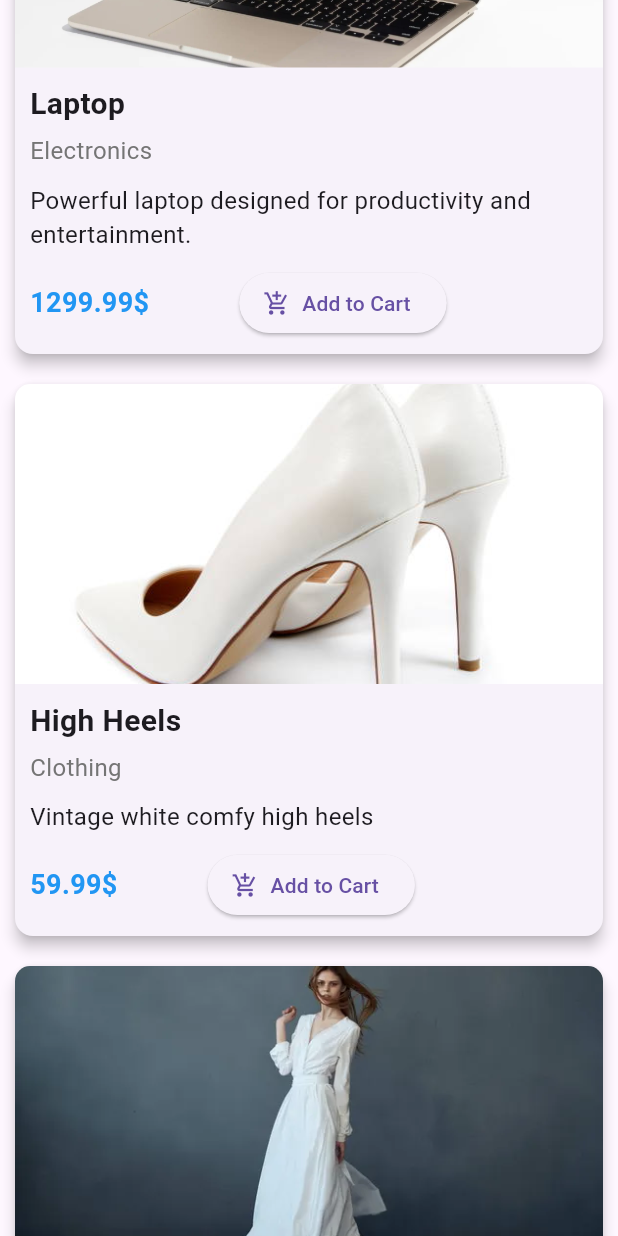
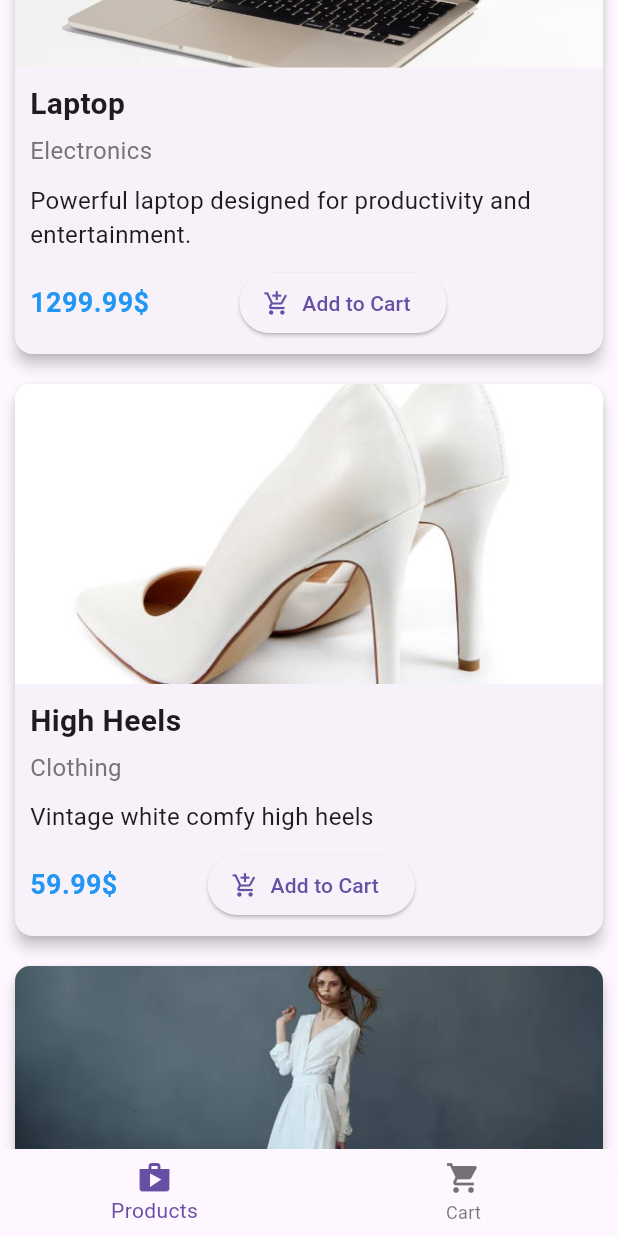
Before and after one commit to Islemtlb/ecommerce-application, a Flutter app: the screen it shows after launch, scrolled down 576 dp, on a phone screen of 412 x 824 dp. Run offline on Flutter 3.47's test engine with Material 3 defaults, Android fonts, the phone set to English and light mode, and no system bars; our stand-ins replace flutter_riverpod, hooks_riverpod, riverpod.

Commit message:
added base scaffold and navigation system with riverpod

```diff
--- /dev/null
+++ b/lib/controller/navigation_riverpod.dart
@@ -0,0 +1,5 @@
+import 'package:riverpod/riverpod.dart';
+
+final indexBottomNavbarProvider = StateProvider<int>((ref) {
+  return 0;
+});
--- a/lib/main.dart
+++ b/lib/main.dart
@@ -1,4 +1,5 @@
 
+import 'package:ecom/view/home/base_scaffold.dart';
 import 'package:ecom/view/products/products_list_screen.dart';
 import 'package:flutter/material.dart';
 import 'package:flutter_riverpod/flutter_riverpod.dart';
@@ -10,19 +11,11 @@ void main() {
 class MyApp extends StatelessWidget {
   @override
   Widget build(BuildContext context) {
-    return MaterialApp(
+      return MaterialApp(
       debugShowCheckedModeBanner: false,
       home: SafeArea(
-        child: Scaffold(body:
-        ProductsListView()
-
-
-
-
-
-
-        ),
+        child: BaseScaffold(),
       ),
-    );
+    );;
   }
 }
--- /dev/null
+++ b/lib/view/home/base_scaffold.dart
@@ -0,0 +1,43 @@
+
+import 'package:ecom/controller/navigation_riverpod.dart';
+import 'package:ecom/view/products/products_list_screen.dart';
+import 'package:flutter/material.dart';
+import 'package:hooks_riverpod/hooks_riverpod.dart';
+
+class BaseScaffold extends ConsumerWidget {
+  const BaseScaffold({Key? key}) : super(key: key);
+
+  @override
+  Widget build(BuildContext context, WidgetRef ref) {
+    final bodies = [
+      ProductsListView(),
+      ProductsListView(),
+    ];
+    final indexBottomNavbar = ref.watch(indexBottomNavbarProvider);
+    return Scaffold(
+      bottomNavigationBar: ClipRRect(
+        borderRadius: BorderRadius.only(
+          topLeft: Radius.circular(20.0),
+          topRight: Radius.circular(20.0),
+        ),
+        child: BottomNavigationBar(
+          currentIndex: indexBottomNavbar,
+          onTap: (value) => ref
+              .read(indexBottomNavbarProvider.notifier)
+              .update((state) => value),
+          items: const [
+            BottomNavigationBarItem(
+              icon: Icon(Icons.shop),
+              label: 'Products',
+            ),
+            BottomNavigationBarItem(
+              icon: Icon(Icons.shopping_cart),
+              label: 'Cart',
+            ),
+          ],
+        ),
+      ),
+      body: bodies[indexBottomNavbar],
+    );
+  }
+}
```
